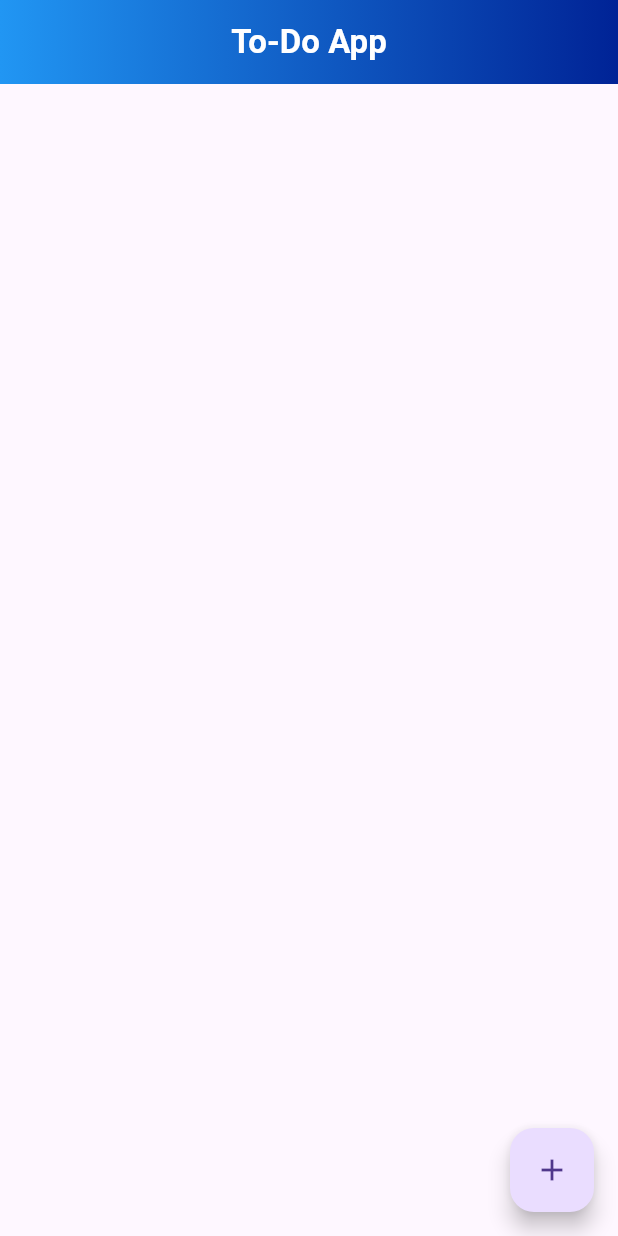
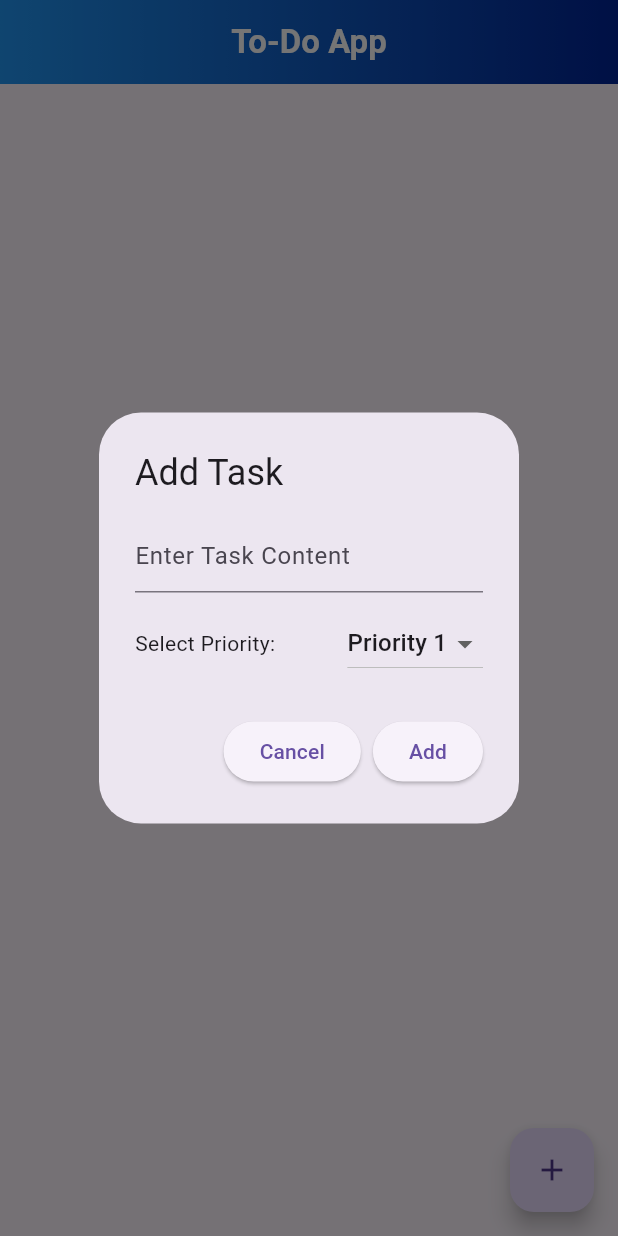
Before and after one commit to AmeerHamza-1/smit_lab_project, a Flutter app: the screen it shows after launch, after a tap on the "add" icon, on a phone screen of 412 x 824 dp. Run offline on Flutter 3.47's test engine with Material 3 defaults, Android fonts, the phone set to English and light mode, and no system bars; our stand-ins replace flutter_slidable; network calls fail.

Commit message:
add and delete functionality

```diff
--- a/lib/services.dart/service.dart
+++ b/lib/services.dart/service.dart
@@ -4,11 +4,11 @@ import 'package:http/http.dart' as http;
 import 'package:new_proj/models/model.dart';
 
 class ApiService {
-  final String apiToken = '6bf5b3cd1b7c3a182aeb38160f977f59c9ccfe98';
+  final String apiToken = '827a71f03b0fda9df5f71e6bcdc36d1dd107775e';
 
   Future<List<Task>> fetchTasks() async {
     List<Task> tasks = [];
-    final url = Uri.parse('https://api.todoist.com/rest/v2/tasks');
+    final url = Uri.parse('https://api.todoist.com/rest/v2/tasks/');
     final response = await http.get(
       url,
       headers: {
@@ -26,5 +26,59 @@ class ApiService {
     } else {
       throw Exception('Failed to load tasks');
     }
+
+  }
+
+
+  Future<void> addTask(String content, int priority) async {
+    final url = Uri.parse('https://api.todoist.com/rest/v2/tasks');
+    final response = await http.post(
+      url,
+      headers: {
+        'Authorization': 'Bearer $apiToken',
+        'Content-Type': 'application/json',
+      },
+      body: jsonEncode({
+        'content': content,
+        'priority': priority,
+      }),
+    );
+
+    if (response.statusCode != 200) {
+      throw Exception('Failed to add task');
+    }
+  }
+
+    Future<void> updateTask(String id, String content, int priority) async {
+    final url = Uri.parse('https://api.todoist.com/rest/v2/tasks/$id');
+    final response = await http.put(
+      url,
+      headers: {
+        'Authorization': 'Bearer $apiToken',
+        'Content-Type': 'application/json',
+      },
+      body: jsonEncode({
+        'content': content,
+        'priority': priority,
+      }),
+    );
+
+    if (response.statusCode != 200) {
+      throw Exception('Failed to update task');
+    }
+  }
+
+  Future<void> deleteTask(String id) async {
+    final url = Uri.parse('https://api.todoist.com/rest/v2/tasks/$id');
+    final response = await http.delete(
+      url,
+      headers: {
+        'Authorization': 'Bearer $apiToken',
+      },
+    );
+
+    if (response.statusCode != 204) {
+      throw Exception('Failed to delete task');
+    }
   }
 }
--- a/lib/todo.dart
+++ b/lib/todo.dart
@@ -14,6 +14,7 @@ class _TodoAppState extends State<TodoApp> {
   List<Task> _tasks = [];
   bool _loading = true;
   final ApiService apiService = ApiService();
+  int _selectedPriority = 1; // Default priority
 
   @override
   void initState() {
@@ -24,7 +25,6 @@ class _TodoAppState extends State<TodoApp> {
   Future<void> _loadTasks() async {
     try {
       List<Task> tasks = await apiService.fetchTasks();
-      print('Tasks fetched: $tasks');
       setState(() {
         _tasks = tasks;
         _loading = false;
@@ -37,22 +37,49 @@ class _TodoAppState extends State<TodoApp> {
     }
   }
 
+  // START ADD TASK FUNCTIONALITY
   void showAddDialog() {
-    print("Task Fetched: $_tasks");
+    TextEditingController contentController = TextEditingController();
+    int selectedPriority = _selectedPriority;
 
     showDialog(
       context: context,
       builder: (context) {
+        return StatefulBuilder(
+          builder: (context, setDialogState) {
             return AlertDialog(
               title: const Text("Add Task"),
-          content: const Column(
+              content: Column(
                 mainAxisSize: MainAxisSize.min,
                 children: [
                   TextField(
-                decoration: InputDecoration(hintText: "Enter Title"),
+                    controller: contentController,
+                    decoration: const InputDecoration(
+                      hintText: "Enter Task Content",
                     ),
-              TextField(
-                decoration: InputDecoration(hintText: "Enter Priority"),
+                  ),
+                  const SizedBox(height: 10),
+                  Row(
+                    mainAxisAlignment: MainAxisAlignment.spaceBetween,
+                    children: [
+                      const Text("Select Priority: "),
+                      DropdownButton<int>(
+                        value: selectedPriority,
+                        items: const [
+                          DropdownMenuItem(value: 1, child: Text("Priority 1")),
+                          DropdownMenuItem(value: 2, child: Text("Priority 2")),
+                          DropdownMenuItem(value: 3, child: Text("Priority 3")),
+                          DropdownMenuItem(value: 4, child: Text("Priority 4")),
+                        ],
+                        onChanged: (value) {
+                          if (value != null) {
+                            setDialogState(() {
+                              selectedPriority = value;
+                            });
+                          }
+                        },
+                      ),
+                    ],
                   ),
                 ],
               ),
@@ -65,8 +92,8 @@ class _TodoAppState extends State<TodoApp> {
                 ),
                 ElevatedButton(
                   onPressed: () {
-                setState(() {});
-                _loadTasks();
+                    _addTask(contentController.text, selectedPriority);
+                    Navigator.pop(context);
                   },
                   child: const Text("Add"),
                 ),
@@ -74,7 +101,31 @@ class _TodoAppState extends State<TodoApp> {
             );
           },
         );
+      },
+    );
   }
+
+  Future<void> _addTask(String content, int priority) async {
+    if (content.isEmpty) return;
+
+    Task newTask = Task(
+      id: DateTime.now().toString(), // Temporarily create an id
+      content: content,
+      completed: false,
+      priority: priority,
+    );
+
+    try {
+      // Call API to add the task with content and priority
+      await apiService.addTask(content, priority); // Pass content and priority
+      setState(() {
+        _tasks.add(newTask); // Update UI with new task
+      });
+    } catch (e) {
+      print('Error adding task: $e');
+    }
+  }
+  // END ADD TASK FUNCTIONALITY
 
   void checkBoxChanged(Task task, bool? value) {
     setState(() {
@@ -142,6 +193,7 @@ class _TodoAppState extends State<TodoApp> {
                     endActionPane: ActionPane(
                       motion: const StretchMotion(),
                       children: [
+                        // START DELETE TASK FUNCTIONALITY
                         SlidableAction(
                           borderRadius: BorderRadius.circular(10),
                           backgroundColor: Colors.red,
@@ -152,6 +204,7 @@ class _TodoAppState extends State<TodoApp> {
                           },
                           icon: Icons.delete,
                         ),
+                        // END DELETE TASK FUNCTIONALITY
                         SlidableAction(
                           borderRadius: BorderRadius.circular(10),
                           backgroundColor: Colors.white,
@@ -184,7 +237,10 @@ class _TodoAppState extends State<TodoApp> {
                             },
                           ),
                           Expanded(
-                            child: Text(
+                            child: Column(
+                              crossAxisAlignment: CrossAxisAlignment.start,
+                              children: [
+                                Text(
                                   task.content ?? "No Content",
                                   style: TextStyle(
                                     fontSize: 18,
@@ -197,6 +253,17 @@ class _TodoAppState extends State<TodoApp> {
                                     decorationColor: Colors.white,
                                   ),
                                 ),
+                                const SizedBox(height: 4),
+                                Text(
+                                  'Priority: ${task.priority}',
+                                  style: const TextStyle(
+                                    fontSize: 14,
+                                    fontWeight: FontWeight.w400,
+                                    color: Colors.white70,
+                                  ),
+                                ),
+                              ],
+                            ),
                           ),
                         ],
                       ),
@@ -206,7 +273,7 @@ class _TodoAppState extends State<TodoApp> {
               },
             ),
       floatingActionButton: FloatingActionButton(
-        onPressed: _loadTasks,
+        onPressed: showAddDialog,
         child: const Icon(Icons.add),
       ),
     );
```
Also changed, not shown: pubspec.yaml (+21 -21 lines). Lines whose indentation alone changed are shown as unchanged.
